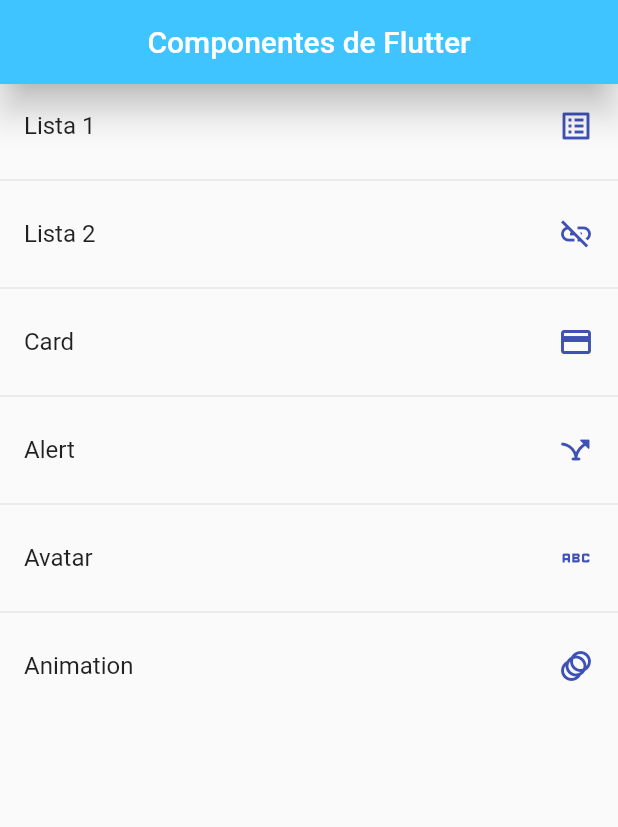
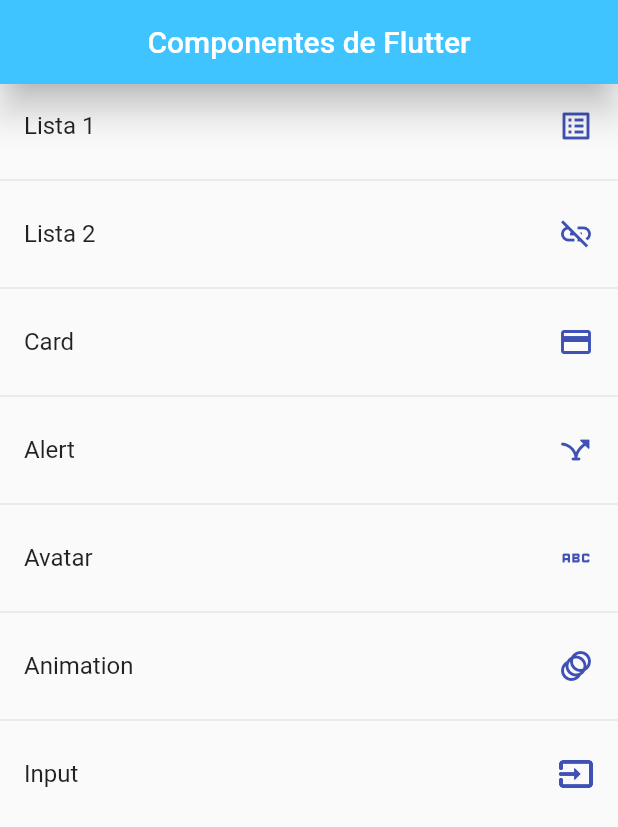
Before and after one commit to MarlonCarrion/practice_two, a Flutter app: the screen it shows after launch, on a phone screen of 412 x 824 dp. Shown: the top 827 px of the screen. Run offline on Flutter 3.47's test engine with Material 2 defaults, Android fonts, the phone set to English and light mode, and no system bars.

Commit message:
clase_91

```diff
--- a/lib/router/app_router.dart
+++ b/lib/router/app_router.dart
@@ -1,6 +1,6 @@
 import 'package:flutter/material.dart';
 import 'package:practice_two/models/models.dart';
-import 'package:practice_two/screens/avatar_screen.dart';
+import 'package:practice_two/screens/input_screen.dart';
 
 import '../models/menu_option.dart';
 import '../screens/screens.dart';
@@ -37,7 +37,12 @@
         route: 'animated',
         icon: Icons.animation,
         name: 'Animation',
-        screen: const AnimatedScreen())
+        screen: const AnimatedScreen()),
+    MenuOption(
+        route: 'input',
+        icon: Icons.input_outlined,
+        name: 'Input',
+        screen: const InputScreen())
   ];
 
   static Map<String, Widget Function(BuildContext)> getAppRoutes() {
--- a/lib/screens/animated_screen.dart
+++ b/lib/screens/animated_screen.dart
@@ -13,7 +13,7 @@
   double _width = 100;
   double _heigth = 100;
   Color _color = Colors.red;
-  BorderRadiusGeometry _borderRadiusGeometry = BorderRadius.circular(20);
+  final BorderRadiusGeometry _borderRadiusGeometry = BorderRadius.circular(20);
 
   void changeShape() {
     final random = Random();
--- a/lib/screens/home_screen.dart
+++ b/lib/screens/home_screen.dart
@@ -1,6 +1,5 @@
 import 'package:flutter/material.dart';
 import 'package:practice_two/router/app_router.dart';
-import 'package:practice_two/screens/card_screen.dart';
 
 class HomeScreen extends StatelessWidget {
   const HomeScreen({Key? key}) : super(key: key);
--- a/lib/themes/app_theme.dart
+++ b/lib/themes/app_theme.dart
@@ -15,7 +15,23 @@
         backgroundColor: primary, elevation: 5),
     elevatedButtonTheme: ElevatedButtonThemeData(
         style: ElevatedButton.styleFrom(
-              primary: primary, shape: const StadiumBorder(), elevation: 2)));
+            primary: primary, shape: const StadiumBorder(), elevation: 2)),
+    inputDecorationTheme: const InputDecorationTheme(
+        floatingLabelStyle: TextStyle(color: primary),
+        enabledBorder: OutlineInputBorder(
+            borderSide: BorderSide(color: primary),
+            borderRadius: BorderRadius.only(
+                topRight: Radius.circular(9), bottomLeft: Radius.circular(9))),
+        focusedBorder: OutlineInputBorder(
+            borderSide: BorderSide(color: primary),
+            borderRadius: BorderRadius.only(
+                topRight: Radius.circular(9), bottomLeft: Radius.circular(9))),
+        helperStyle: TextStyle(color: primary),
+        hintStyle: TextStyle(color: primary),
+        border: OutlineInputBorder(
+            borderRadius: BorderRadius.only(
+                topRight: Radius.circular(9), bottomLeft: Radius.circular(9)))),
+  );
 
   static final ThemeData darkTheme = ThemeData.dark().copyWith(
     primaryColor: Colors.indigo,
--- a/lib/widgets/widgets.dart
+++ b/lib/widgets/widgets.dart
@@ -1,2 +1,3 @@
 export 'package:practice_two/widgets/card_custom_type_1.dart';
 export 'package:practice_two/widgets/card_custom_type_2.dart';
+export 'package:practice_two/widgets/custom_input_field.dart';
```
Also changed, not shown: lib/screens/input_screen.dart (added, +68 -0 lines), lib/widgets/custom_input_field.dart (added, +51 -0 lines). Lines whose indentation alone changed are shown as unchanged.
